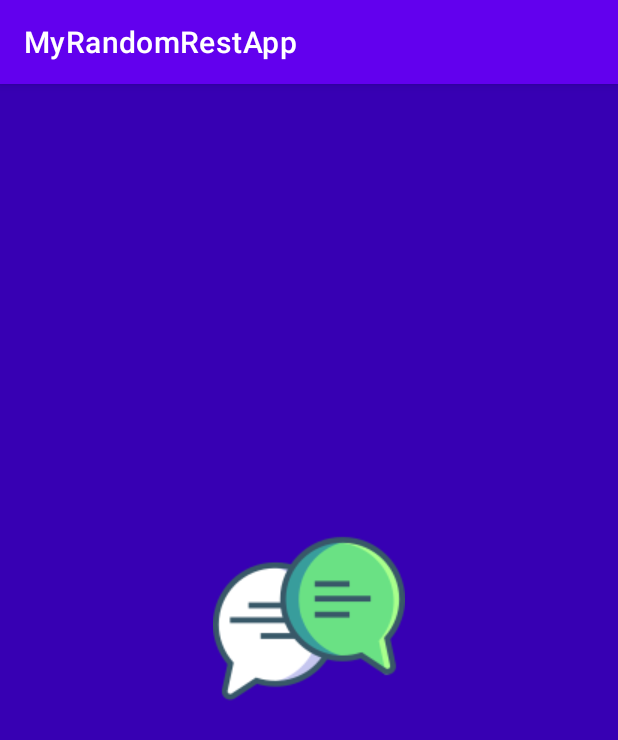
After one commit to aporthos/MyRandomRestApp, an Android app: the SplashActivity screen opened directly, with no data from a screen before it, on a phone screen of 412 x 824 dp. The commit adds this screen. Shown: the top 740 px of the screen. Run offline under Robolectric (Android 15) with nearby library versions, the phone set to English and light mode, and no system bars; our stand-ins replace Dagger/Hilt's generated code, navigation-ui; 1 statement that could not run was skipped.

Commit message:
Integration splash

```diff
--- a/app/src/main/java/net/portes/myrandomrestapp/MainActivity.kt
+++ b/app/src/main/java/net/portes/myrandomrestapp/ui/MainActivity.kt
@@ -1,5 +1,6 @@
-package net.portes.myrandomrestapp
+package net.portes.myrandomrestapp.ui
 
+import android.content.Intent
 import android.os.Bundle
 import com.google.android.material.bottomnavigation.BottomNavigationView
 import androidx.appcompat.app.AppCompatActivity
@@ -11,9 +12,18 @@ import androidx.navigation.ui.navigateUp
 import androidx.navigation.ui.setupActionBarWithNavController
 import androidx.navigation.ui.setupWithNavController
 import dagger.hilt.android.AndroidEntryPoint
+import net.portes.myrandomrestapp.R
 
 @AndroidEntryPoint
 class MainActivity : AppCompatActivity() {
+
+    companion object {
+        @JvmStatic
+        fun launch(from: AppCompatActivity) {
+            from.startActivity(Intent(from, MainActivity::class.java))
+            from.finish()
+        }
+    }
 
     private lateinit var appBarConfiguration: AppBarConfiguration
 
--- /dev/null
+++ b/app/src/main/java/net/portes/myrandomrestapp/ui/SplashActivity.kt
@@ -0,0 +1,17 @@
+package net.portes.myrandomrestapp.ui
+
+import android.os.Bundle
+import androidx.appcompat.app.AppCompatActivity
+import dagger.hilt.android.AndroidEntryPoint
+
+/**
+ * @author amadeus.portes
+ */
+@AndroidEntryPoint
+class SplashActivity : AppCompatActivity() {
+
+    override fun onCreate(savedInstanceState: Bundle?) {
+        super.onCreate(savedInstanceState)
+        MainActivity.launch(this)
+    }
+}
--- /dev/null
+++ b/app/src/main/res/drawable/splash.xml
@@ -0,0 +1,9 @@
+<?xml version="1.0" encoding="utf-8"?>
+<layer-list xmlns:android="http://schemas.android.com/apk/res/android">
+    <item android:drawable="@color/purple_700"/>
+    <item>
+        <bitmap
+            android:gravity="center"
+            android:src="@drawable/ic_splash"/>
+    </item>
+</layer-list>
--- a/app/src/main/res/values/themes.xml
+++ b/app/src/main/res/values/themes.xml
@@ -13,4 +13,9 @@
         <item name="android:statusBarColor" tools:targetApi="l">?attr/colorPrimaryVariant</item>
         <!-- Customize your theme here. -->
     </style>
+
+    <style name="Theme.MyRandomRestApp.Launcher">
+        <item name="android:statusBarColor">@android:color/transparent</item>
+        <item name="android:windowBackground">@drawable/splash</item>
+    </style>
 </resources>
```
Also changed, not shown: app/src/main/AndroidManifest.xml (+7 -2 lines), app/src/main/res/drawable/ic_notifications_black_24dp.xml (deleted, +0 -9 lines), app/src/main/res/drawable/ic_splash.png (added).
